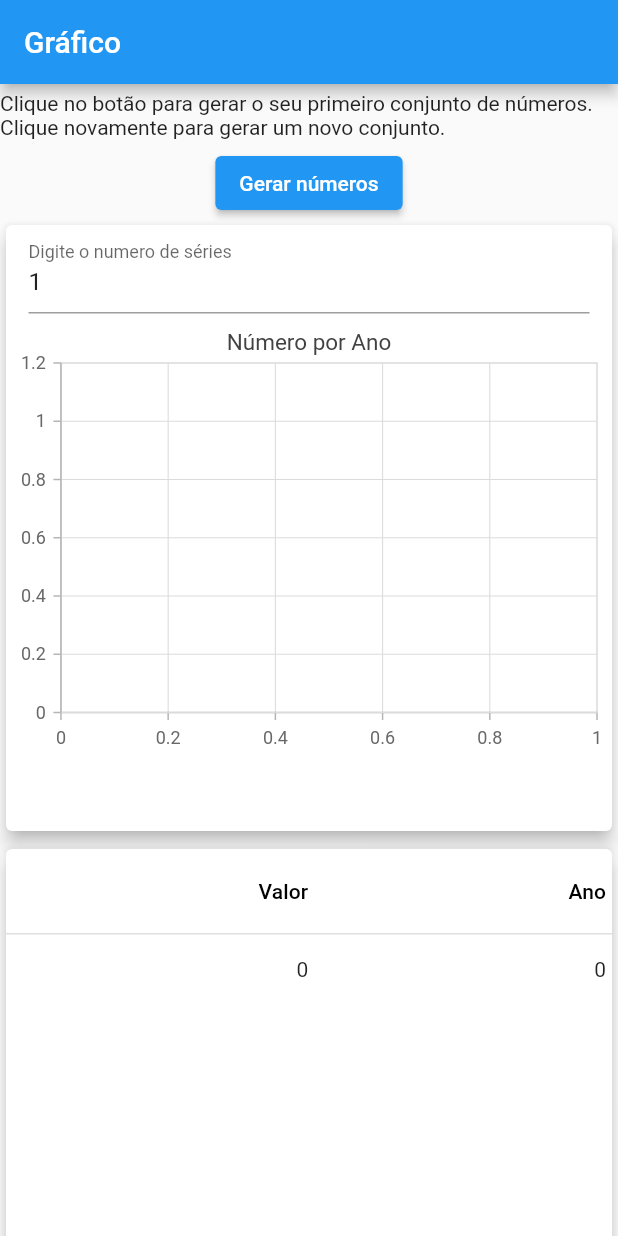
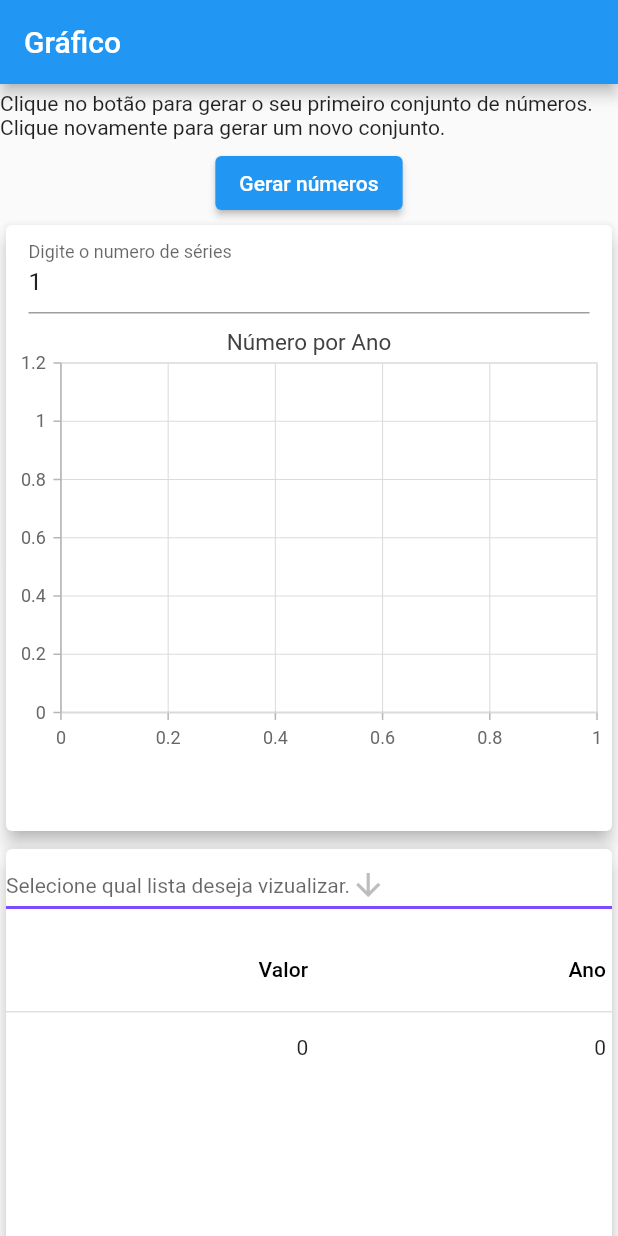
Before and after one commit to yasukawa426/mobx_grafico, a Flutter app: the screen it shows after launch, on a phone screen of 412 x 824 dp. Run offline on Flutter 3.47's test engine with Material 2 defaults, Android fonts, the phone set to English and light mode, and no system bars; drawn by our look-alikes of data_table_2; our stand-ins replace flutter_mobx, mobx, syncfusion_flutter_charts; generated files the repository leaves out were written again.

Commit message:
Agr é possivel selecionar qual lista quer ver na tabela

```diff
--- a/lib/view/android/android_page.dart
+++ b/lib/view/android/android_page.dart
@@ -41,6 +41,7 @@ class MyHomePage extends StatefulWidget {
 class _MyHomePageState extends State<MyHomePage> {
   ///Instância de controller. Utilizado para chamar todas as operações dos dados.
   NumberController controller = NumberController();
+
   ///Quantidade de séries, atualizada no [TextField] e utilizado com [controller].
   int seriesQty = 1;
 
@@ -85,7 +86,7 @@ class _MyHomePageState extends State<MyHomePage> {
                               child: TextField(
                                 controller: TextEditingController()..text = '1',
                                 onChanged: (text) {
-                                  if (text != "" && text != "0"){
+                                  if (text != "" && text != "0") {
                                     seriesQty = int.parse(text);
                                   }
                                 },
@@ -111,12 +112,38 @@ class _MyHomePageState extends State<MyHomePage> {
               ),
               StaggeredGridTile.count(
                 crossAxisCellCount: 1,
-                mainAxisCellCount: 1,
+                mainAxisCellCount: 3,
                 child: Card(
                     elevation: 5,
                     child: Observer(
                       builder: (context) {
-                        return DataTable2(
+                        return StaggeredGrid.count(
+                          crossAxisCount: 1,
+                          mainAxisSpacing: 4,
+                          crossAxisSpacing: 4,
+                          children: [
+                            DropdownButton<String>(
+                                value: controller.dropdownValue.toString(),
+                                hint: const Text(
+                                    "Selecione qual lista deseja vizualizar."),
+                                icon: const Icon(Icons.arrow_downward),
+                                elevation: 16,
+                                style:
+                                    const TextStyle(color: Colors.deepPurple),
+                                underline: Container(
+                                  height: 2,
+                                  color: Colors.deepPurpleAccent,
+                                ),
+                                items: controller.dropDownOptions,
+                                onChanged: (String? newValue) {
+                                  setState(() {
+                                    controller.dropdownValue = newValue;
+                                  });
+                                }),
+                            StaggeredGridTile.count(
+                              crossAxisCellCount: 1,
+                              mainAxisCellCount: 4,
+                              child: DataTable2(
                                 columnSpacing: 1,
                                 horizontalMargin: 4,
                                 minWidth: MediaQuery.of(context).size.width / 2,
@@ -129,20 +156,23 @@ class _MyHomePageState extends State<MyHomePage> {
                                   DataColumn(label: Text('Ano'), numeric: true),
                                 ],
                                 rows: List<DataRow>.generate(
-                            controller.modelList[0].length,
+                                  controller.modelList[int.parse(controller.dropdownValue ?? "0") - 1].length,
                                   (index) => DataRow(
                                     cells: [
                                       DataCell(
                                         Text(
-                                      "${controller.modelList[0][index].number}"),
+                                            "${controller.modelList[int.parse(controller.dropdownValue ?? "0") - 1][index].number}"),
                                       ),
                                       DataCell(
                                         Text(
-                                      "${controller.modelList[0][index].year}"),
+                                            "${controller.modelList[int.parse(controller.dropdownValue ?? "0") - 1][index].year}"),
                                       ),
                                     ],
                                   ),
                                 ),
+                              ),
+                            ),
+                          ],
                         );
                       },
                     )),
@@ -153,6 +183,7 @@ class _MyHomePageState extends State<MyHomePage> {
       ),
     );
   }
+
   ///Pega a matriz [modelList] e cria uma [LineSeries] para cada lista de [NumberModel] dentro dela. Retorna uma lista de [LineSeries]
   List<LineSeries> getLineSeries(List<List<NumberModel>> modelList) {
     List<LineSeries> list = [];
```
Lines whose indentation alone changed are shown as unchanged.
